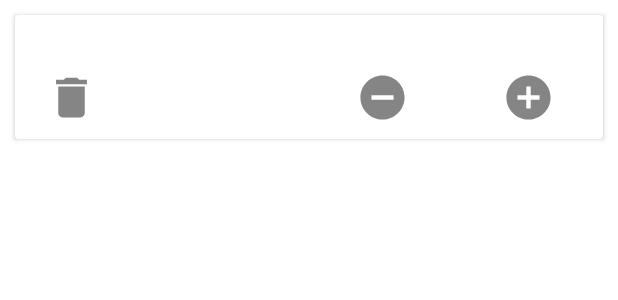
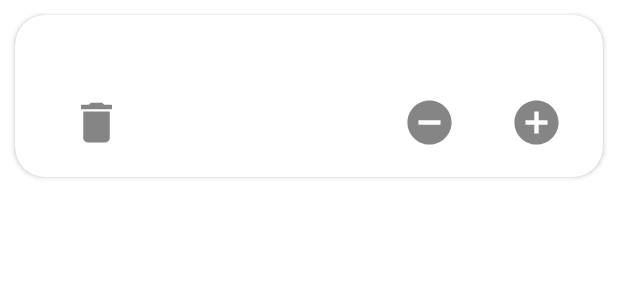
Before and after one commit to hareshnayak/Shopping-List, an Android app: the layout item_shopping.xml on its own in the app's theme, with its tools: preview values and no code run, on a phone screen of 412 x 824 dp. Shown: the top 300 px of the screen. Run offline under Robolectric (Android 15) with nearby library versions, the phone set to English and light mode, and no system bars.

Commit message:
Completed functionlaty of app

```diff
--- a/app/src/main/java/com/hareshnayak/shoplist/data/db/enities/ShoppingItem.kt
+++ b/app/src/main/java/com/hareshnayak/shoplist/data/db/enities/ShoppingItem.kt
@@ -16,6 +16,6 @@ data class ShoppingItem(
     var item_price :Int
 
 ) {
-    @PrimaryKey(autoGenerate = false)           // We don't need to manually add any id
-    val id : Int ?= null
+    @PrimaryKey(autoGenerate = true)           // We don't need to manually add any id
+    var id : Int? = null
 }
--- a/app/src/main/res/layout/item_shopping.xml
+++ b/app/src/main/res/layout/item_shopping.xml
@@ -15,23 +15,25 @@
         android:layout_height="wrap_content"
         android:id="@+id/item_card"
         android:layout_margin="10dp"
-        android:elevation="10dp">
+        app:cardCornerRadius="20dp"
+        android:elevation="20dp">
 
     <androidx.constraintlayout.widget.ConstraintLayout
         android:layout_width="match_parent"
         android:layout_height="wrap_content">
         <TextView
             android:id="@+id/tv_item_name"
-            android:layout_width="wrap_content"
+            android:layout_width="170dp"
             android:layout_height="wrap_content"
             android:text=""
             android:gravity="start"
-            android:translationX="-90dp"
+            app:flow_horizontalAlign="start"
+            android:textAlignment="viewStart"
             android:textColor="@color/black"
             android:textSize="20sp"
             app:layout_constraintStart_toStartOf="parent"
             app:layout_constraintTop_toTopOf="parent"
-            app:layout_constraintBottom_toTopOf="@+id/delete"
+            app:layout_constraintBottom_toTopOf="@+id/iv_delete"
             app:layout_constraintEnd_toStartOf="@+id/tv_item_count">
         </TextView>
 
@@ -39,11 +41,10 @@
             android:id="@+id/tv_item_count"
             android:layout_width="wrap_content"
             android:layout_height="wrap_content"
-            android:translationX="10dp"
             android:text=""
-            android:textColor="@color/black"
-            android:textSize="20sp"
-            app:layout_constraintBottom_toTopOf="@+id/plus"
+            android:textColor="@color/teal_700"
+            android:textSize="40sp"
+            app:layout_constraintBottom_toTopOf="@+id/iv_plus"
             app:layout_constraintEnd_toEndOf="parent"
             app:layout_constraintStart_toEndOf="@+id/tv_item_name"
             app:layout_constraintTop_toTopOf="parent">
@@ -52,13 +53,13 @@
         <ImageView
             android:layout_width="35dp"
             android:layout_height="35dp"
-            android:translationX="10dp"
+            android:translationX="-40dp"
             android:layout_margin="10dp"
             android:id="@+id/iv_delete"
             android:contentDescription="@string/icon"
             android:src="@drawable/ic_delete"
             app:layout_constraintStart_toStartOf="parent"
-            app:layout_constraintEnd_toStartOf="minus"
+            app:layout_constraintEnd_toStartOf="@id/iv_minus"
             app:layout_constraintTop_toBottomOf="@+id/tv_item_name"
             app:layout_constraintBottom_toBottomOf="parent">
         </ImageView>
@@ -68,11 +69,11 @@
         android:layout_height="35dp"
         android:id="@+id/iv_minus"
         android:src="@drawable/ic_minus"
-            android:translationX="90dp"
+            android:translationX="70dp"
             android:contentDescription="@string/icon"
         app:layout_constraintStart_toEndOf="@+id/iv_delete"
         app:layout_constraintEnd_toStartOf="@id/iv_plus"
-        app:layout_constraintTop_toBottomOf="@+id/tv_item_count"
+        app:layout_constraintTop_toBottomOf="@+id/tv_item_name"
         app:layout_constraintBottom_toBottomOf="parent">
         </ImageView>
 
@@ -82,11 +83,11 @@
             android:layout_height="35dp"
             android:contentDescription="@string/icon"
             android:src="@drawable/ic_plus"
-            android:translationX="60dp"
+            android:translationX="40dp"
             app:layout_constraintBottom_toBottomOf="parent"
             app:layout_constraintEnd_toEndOf="parent"
             app:layout_constraintStart_toEndOf="@+id/iv_minus"
-            app:layout_constraintTop_toBottomOf="@+id/tv_item_count">
+            app:layout_constraintTop_toBottomOf="@+id/tv_item_name">
         </ImageView>
 
 
--- a/app/src/main/res/values/colors.xml
+++ b/app/src/main/res/values/colors.xml
@@ -7,4 +7,5 @@
     <color name="teal_700">#FF018786</color>
     <color name="black">#FF000000</color>
     <color name="white">#FFFFFFFF</color>
+    <color name="blue">#770000FF</color>
 </resources>
--- a/app/src/main/res/values/strings.xml
+++ b/app/src/main/res/values/strings.xml
@@ -1,4 +1,9 @@
 <resources>
     <string name="app_name">Shop List</string>
     <string name="icon">icon</string>
+    <string name="item">Item</string>
+    <string name="add_a_new_shopping_item">Add a new Shopping Item</string>
+    <string name="add">ADD</string>
+    <string name="cancel">CANCEL</string>
+    <string name="floating_action_button">Floating Action Button</string>
 </resources>
```
Also changed, not shown: app/src/main/java/com/hareshnayak/shoplist/ui/AddItemDialog.kt (added, +33 -0 lines), app/src/main/java/com/hareshnayak/shoplist/ui/AddItemDialogListener.kt (added, +7 -0 lines), app/src/main/java/com/hareshnayak/shoplist/ui/ShoppingActivity.kt (+27 -0 lines), app/src/main/res/drawable-anydpi/ic_add.xml (added, +11 -0 lines), app/src/main/res/layout/activity_shopping.xml (+17 -5 lines), app/src/main/res/layout/dialog_add_item.xml (added, +59 -0 lines), app/src/main/res/drawable-hdpi/ic_add.png (added), app/src/main/res/drawable-mdpi/ic_add.png (added), app/src/main/res/drawable-xhdpi/ic_add.png (added), app/src/main/res/drawable-xxhdpi/ic_add.png (added).
